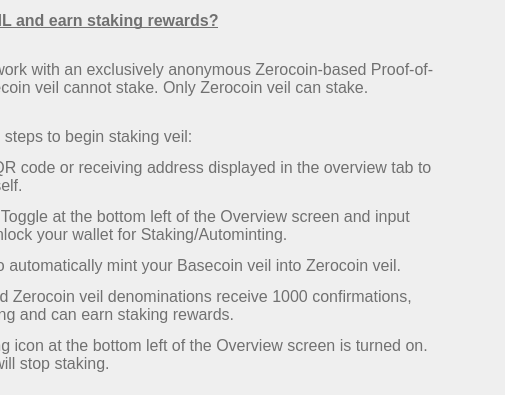
Qt form src/qt/veil/forms/settingsfaq08.ui (Veil-Project/veil) before a commit; both pictures show x 151 to 656 and y 0 to 395 of the 656 by 575 pixel window.
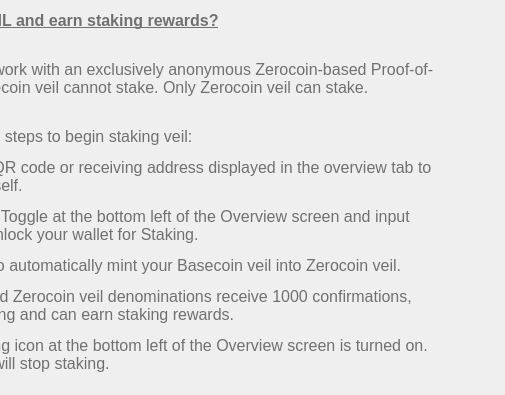
The same form after that commit.

Commit message: Updated FAQ: Removed Single Non-Autominting Address section due to autominting default changes. Clarified RingCT's importance for privacy.

```diff
--- a/src/qt/veil/forms/settingsfaq08.ui
+++ b/src/qt/veil/forms/settingsfaq08.ui
@@ -33,7 +33,7 @@
       <string notr="true">font-weight:200;</string>
      </property>
      <property name="text">
-      <string>&lt;html&gt;&lt;head/&gt;&lt;body&gt;&lt;p&gt;&lt;span style=&quot; font-weight:600; text-decoration: underline;&quot;&gt;How do I stake VEIL and earn staking rewards?&lt;/span&gt;&lt;/p&gt;&lt;p&gt;&lt;br/&gt;Veil secures its network with an exclusively anonymous Zerocoin-based Proof-of-Stake system. Basecoin veil cannot stake. Only Zerocoin veil can stake.&lt;br/&gt;&lt;/p&gt;&lt;p&gt;Follow these simple steps to begin staking veil:&lt;/p&gt;&lt;p&gt;1. Send veil to the QR code or receiving address displayed in the overview tab to deposit veil to yourself.&lt;/p&gt;&lt;p&gt;2. Click the Staking Toggle at the bottom left of the Overview screen and input your password to unlock your wallet for Staking/Autominting.&lt;/p&gt;&lt;p&gt;3. Allow the wallet to automatically mint your Basecoin veil into Zerocoin veil.&lt;/p&gt;&lt;p&gt;4. After newly minted Zerocoin veil denominations receive 1000 confirmations, they will begin staking and can earn staking rewards.&lt;/p&gt;&lt;p&gt;5. Ensure the staking icon at the bottom left of the Overview screen is turned on. Exiting your wallet will stop staking. &lt;/p&gt;&lt;/body&gt;&lt;/html&gt;</string>
+      <string>&lt;html&gt;&lt;head/&gt;&lt;body&gt;&lt;p&gt;&lt;span style=&quot; font-weight:600; text-decoration: underline;&quot;&gt;How do I stake VEIL and earn staking rewards?&lt;/span&gt;&lt;/p&gt;&lt;p&gt;&lt;br/&gt;Veil secures its network with an exclusively anonymous Zerocoin-based Proof-of-Stake system. Basecoin veil cannot stake. Only Zerocoin veil can stake.&lt;br/&gt;&lt;/p&gt;&lt;p&gt;Follow these simple steps to begin staking veil:&lt;/p&gt;&lt;p&gt;1. Send veil to the QR code or receiving address displayed in the overview tab to deposit veil to yourself.&lt;/p&gt;&lt;p&gt;2. Click the Staking Toggle at the bottom left of the Overview screen and input your password to unlock your wallet for Staking.&lt;/p&gt;&lt;p&gt;3. Allow the wallet to automatically mint your Basecoin veil into Zerocoin veil.&lt;/p&gt;&lt;p&gt;4. After newly minted Zerocoin veil denominations receive 1000 confirmations, they will begin staking and can earn staking rewards.&lt;/p&gt;&lt;p&gt;5. Ensure the staking icon at the bottom left of the Overview screen is turned on. Exiting your wallet will stop staking. &lt;/p&gt;&lt;/body&gt;&lt;/html&gt;</string>
      </property>
      <property name="alignment">
       <set>Qt::AlignLeading|Qt::AlignLeft|Qt::AlignTop</set>
```
The commit also changes 4 other files.
